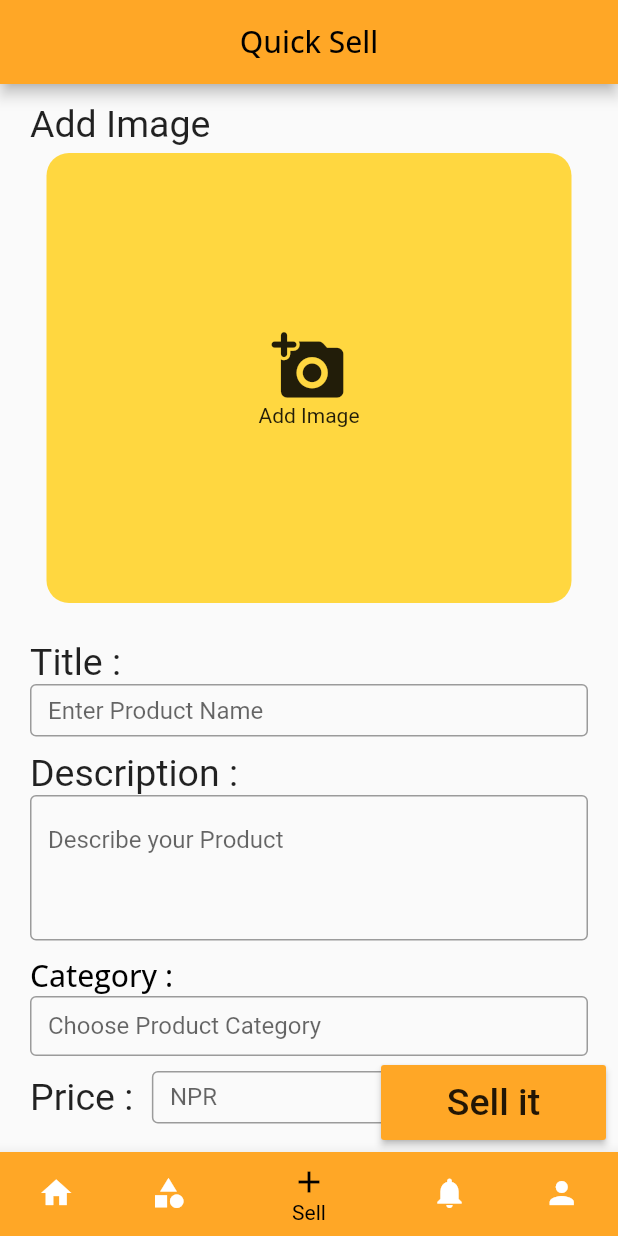
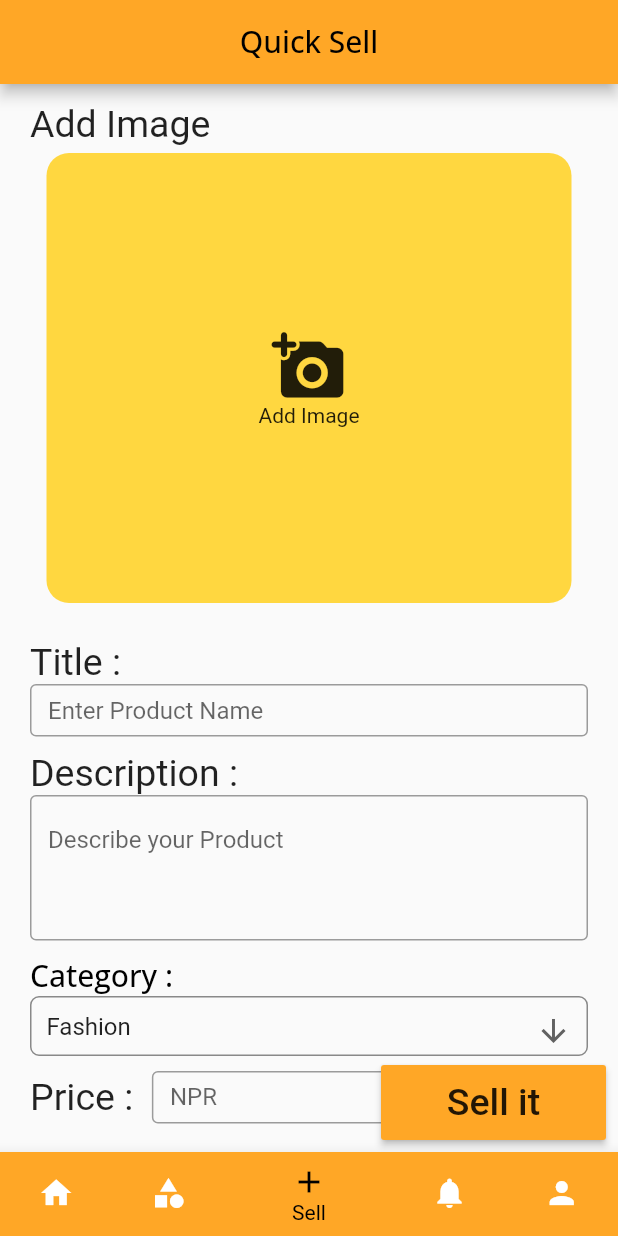
Before and after one commit to SudipRaaz/NewShop, a Flutter app: the screen it shows once a user with an empty profile is signed in, item 3 of the bottom bar chosen, on a phone screen of 412 x 824 dp. Run offline on Flutter 3.47's test engine with Material 2 defaults, Android fonts, the light colour scheme and no system bars; our stand-ins replace carousel_slider, cloud_firestore, firebase_auth, firebase_core, firebase_storage, google_fonts and 2 more; missing offline and left inert: flutter_khalti, multiple_stream_builder, store_redirect; accounts and stored records are empty.

Commit message:
Product category choosen from dropdown category

```diff
--- a/lib/screen/sell.dart
+++ b/lib/screen/sell.dart
@@ -22,7 +22,6 @@ class Sell extends StatefulWidget {
 class _SellState extends State<Sell> {
   final TextEditingController _titleController = TextEditingController();
   final TextEditingController _descriptionController = TextEditingController();
-  final TextEditingController _categoryController = TextEditingController();
   final TextEditingController _priceController = TextEditingController();
 
   File? _image;
@@ -32,6 +31,21 @@ class _SellState extends State<Sell> {
   String? userID = '';
   String sellerName = '';
   String sellerPhone = '';
+
+  String subCategoriesChoosen = 'Fashion';
+  List<String> subCategories = [
+    'Fashion',
+    'Electronics',
+    'fashion & Accessories',
+    'Home & Garden',
+    'Baby and toddler',
+    'Jewellery & Watches',
+    'Health & Beauty',
+    'Sports & Leisure',
+    'Toys and Games',
+    'Vehicles',
+    'Service'
+  ];
 
   // picking the image
 
@@ -198,17 +212,46 @@ class _SellState extends State<Sell> {
                         ),
                       ),
                       Container(
-                        height: 40,
-                        child: TextFormField(
-                            controller: _categoryController,
-                            textAlign: TextAlign.start,
-                            textAlignVertical: TextAlignVertical.bottom,
-                            // maxLines: 3,
-                            decoration: const InputDecoration(
-                              hintText: 'Choose Product Category',
-                              border: OutlineInputBorder(),
-                            )),
-                      ),
+                          padding: EdgeInsets.all(10),
+                          height: 40,
+                          decoration: BoxDecoration(
+                              borderRadius: BorderRadius.circular(6),
+                              border:
+                                  Border.all(color: Colors.black45, width: 1)),
+                          child: DropdownButtonHideUnderline(
+                            child: DropdownButton<String>(
+                              value: subCategoriesChoosen,
+                              icon: const Icon(Icons.arrow_downward),
+                              elevation: 16,
+                              isExpanded: true,
+                              underline: Container(
+                                height: 2,
+                              ),
+                              onChanged: (String? newValue) {
+                                setState(() {
+                                  subCategoriesChoosen = newValue!;
+                                });
+                              },
+                              items: <String>[
+                                'Fashion',
+                                'Electronics',
+                                'fashion & Accessories',
+                                'Home & Garden',
+                                'Baby and toddler',
+                                'Jewellery & Watches',
+                                'Health & Beauty',
+                                'Sports & Leisure',
+                                'Toys and Games',
+                                'Vehicles',
+                                'Service'
+                              ].map<DropdownMenuItem<String>>((String value) {
+                                return DropdownMenuItem<String>(
+                                  value: value,
+                                  child: Text(value),
+                                );
+                              }).toList(),
+                            ),
+                          )),
                       Padding(
                         padding: const EdgeInsets.symmetric(vertical: 10),
                         child: Row(
@@ -262,6 +305,7 @@ class _SellState extends State<Sell> {
                         } catch (e) {
                           showSnackBar(
                               "Error : $e ", Duration(milliseconds: 800));
+                          print("Error: $e");
                         }
                       }
                     } else {
@@ -289,17 +333,17 @@ class _SellState extends State<Sell> {
       productID: DateTime.now().millisecondsSinceEpoch.toString(),
       title: _titleController.text,
       description: _descriptionController.text,
-      category: _categoryController.text,
+      category: subCategoriesChoosen.toString(),
       price: int.parse(_priceController.text),
       downloadURL: downloadURL,
       UserID: userID.toString(),
       sellerName: sellerName,
       sellerPhone: sellerPhone,
     );
-    sellDao.saveSellData(selldata);
+    sellDao.saveSellData(selldata, subCategoriesChoosen.toString());
     _titleController.clear();
     _descriptionController.clear();
-    _categoryController.clear();
+    // _categoryController.clear();
     _priceController.clear();
     setState(() {});
     showSnackBar("Product Added Sucessfully", Duration(milliseconds: 800));
```
Also changed, not shown: lib/components/category_tiles.dart (+13 -13 lines), lib/components/profile_subPages/buy_Item.dart (+17 -12 lines), lib/components/tile_components.dart (+24 -20 lines), lib/model/data/sell_dao.dart (+15 -6 lines), lib/screen/category_items.dart (+2 -13 lines), lib/screen/home_page.dart (+39 -15 lines).
